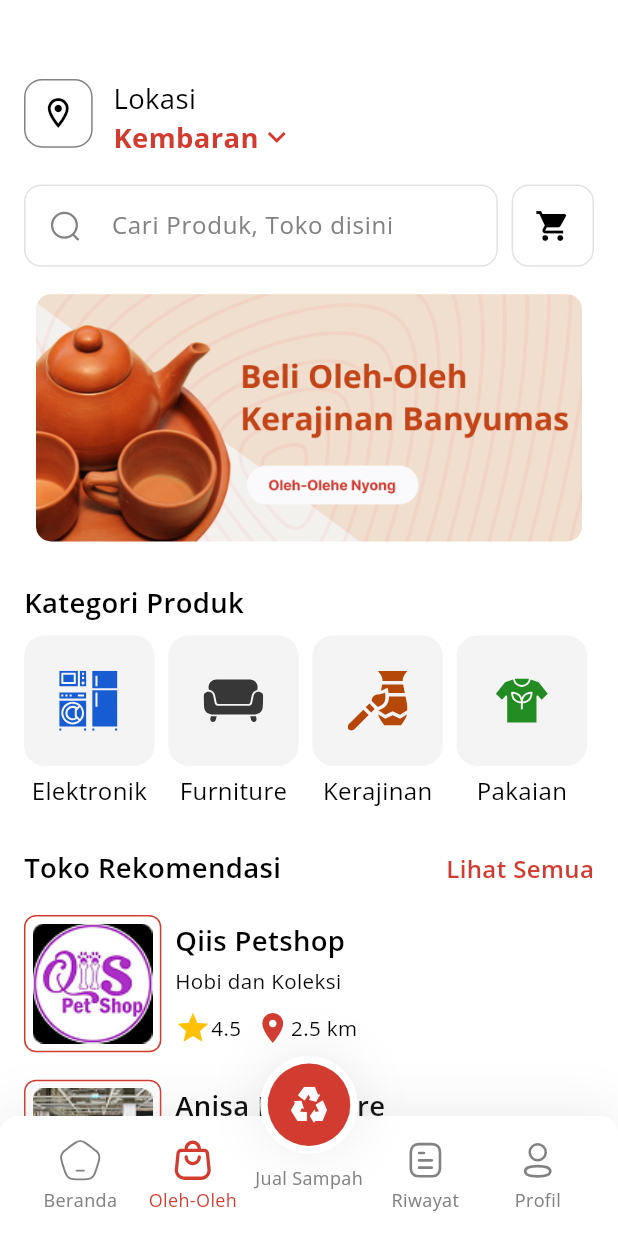
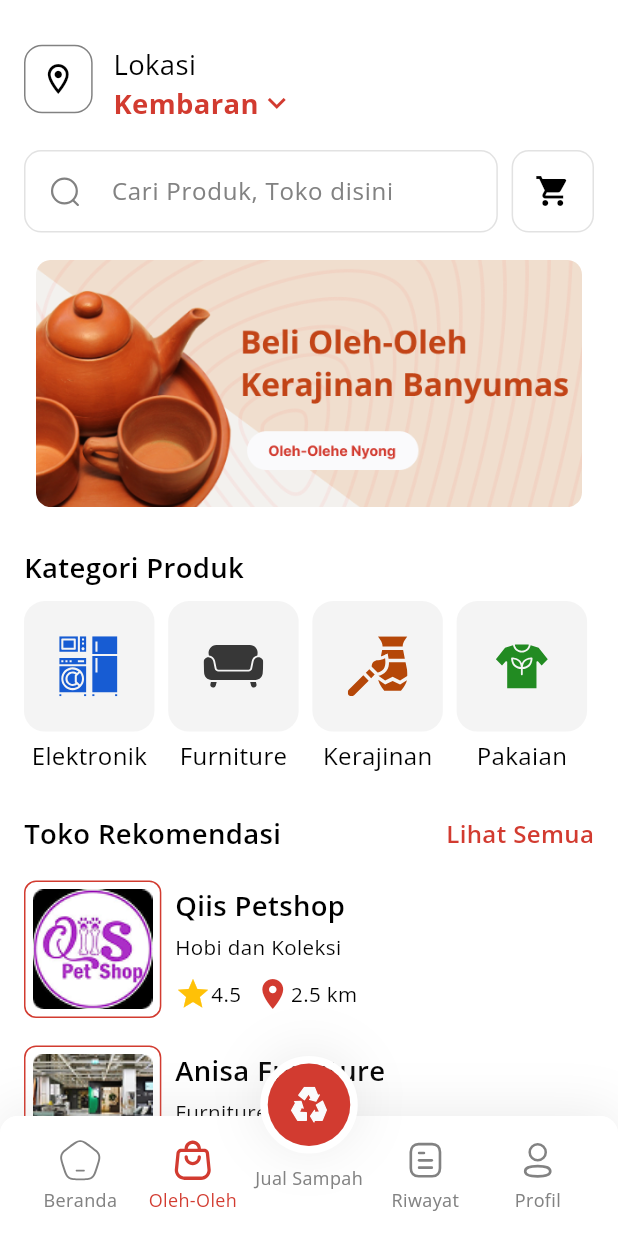
Before and after one commit to ikyyy777/jeknyong_app, a Flutter app: the NavigationBarView screen opened by its route, item 2 of the bottom bar chosen, on a phone screen of 412 x 824 dp. Run offline on Flutter 3.47's test engine with Material 3 defaults, Android fonts, the light colour scheme and no system bars; drawn by our look-alikes of carousel_slider; our stand-ins replace flutter_svg, google_fonts.

Commit message:
`Added SafeArea to prevent screen overflow in Login and OlehOleh views`

```diff
--- a/lib/views/Login/login_view.dart
+++ b/lib/views/Login/login_view.dart
@@ -30,7 +30,8 @@ class _LoginViewState extends State<LoginView> {
 
     return Scaffold(
       backgroundColor: ColorConstant.whiteColor,
-      body: SingleChildScrollView(
+      body: SafeArea(
+        child: SingleChildScrollView(
           child: Padding(
             padding: const EdgeInsets.all(16.0),
             child: Column(
@@ -50,6 +51,7 @@ class _LoginViewState extends State<LoginView> {
             ),
           ),
         ),
+      ),
     );
   }
 }
--- a/lib/views/oleh_oleh/oleh_oleh_view.dart
+++ b/lib/views/oleh_oleh/oleh_oleh_view.dart
@@ -20,7 +20,8 @@ class _OlehOlehViewState extends State<OlehOlehView> {
   @override
   Widget build(BuildContext context) {
     final scaleHelper = context.watch<ScaleFactorController>().scaleHelper;
-    return SingleChildScrollView(
+    return SafeArea(
+      child: SingleChildScrollView(
         child: Padding(
           padding: const EdgeInsets.symmetric(horizontal: 16),
           child: Column(
@@ -40,6 +41,7 @@ class _OlehOlehViewState extends State<OlehOlehView> {
             ],
           ),
         ),
+      ),
     );
   }
 }
--- a/lib/views/oleh_oleh/oleh_oleh_widget/oleh_oleh_lokasi_widget.dart
+++ b/lib/views/oleh_oleh/oleh_oleh_widget/oleh_oleh_lokasi_widget.dart
@@ -20,7 +20,7 @@ class _OlehOlehLokasiWidgetState extends State<OlehOlehLokasiWidget> {
       children: [
         Column(
           children: [
-            SizedBox(height: scaleHelper.scaleHeight(46)),
+            SizedBox(height: scaleHelper.scaleHeight(26)),
             Row(
               mainAxisAlignment: MainAxisAlignment.start,
               crossAxisAlignment: CrossAxisAlignment.start,
```
Lines whose indentation alone changed are shown as unchanged.
